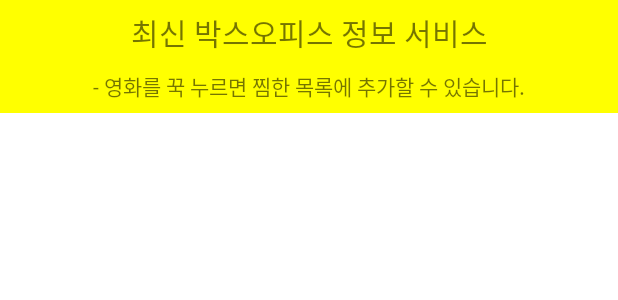
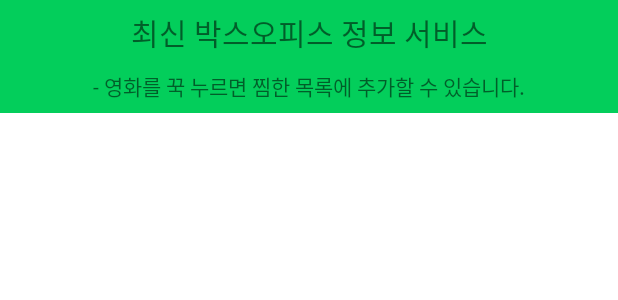
Before and after one commit to jeidiiy/NAFLIX, an Android app: the layout fragment_home.xml on its own in the app's theme, with its tools: preview values and no code run, on a phone screen of 412 x 824 dp. Shown: the top 300 px of the screen. Run offline under Robolectric (Android 15) with nearby library versions, the phone set to English and light mode, and no system bars.

Commit message:
feat: 타이틀 바 색상 테마 색으로 변경

```diff
--- a/app/src/main/res/layout/fragment_home.xml
+++ b/app/src/main/res/layout/fragment_home.xml
@@ -12,7 +12,7 @@
         android:id="@+id/title"
         android:layout_width="match_parent"
         android:layout_height="75dp"
-        android:background="#ffff00"
+        android:background="@color/green"
         android:gravity="center"
         android:orientation="vertical">
 
--- a/app/src/main/res/layout/fragment_wish_list.xml
+++ b/app/src/main/res/layout/fragment_wish_list.xml
@@ -11,7 +11,7 @@
         android:id="@+id/title"
         android:layout_width="match_parent"
         android:layout_height="75dp"
-        android:background="#ffff00"
+        android:background="@color/green"
         android:gravity="center"
         android:orientation="vertical">
 
```
